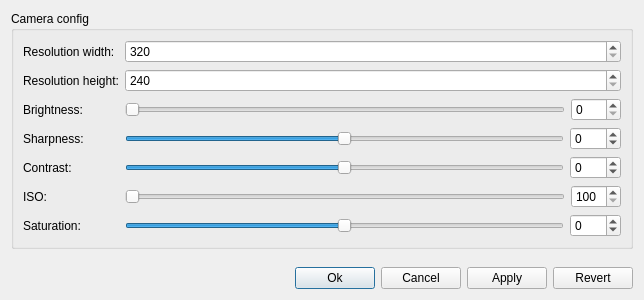
This is Source/Scanner3DClient/GUI/SettingsDialog/UI/SettingsDialog.ui in MaxGarden/Scanner3DClient as Qt 5 draws it before an edit. The edited form follows.
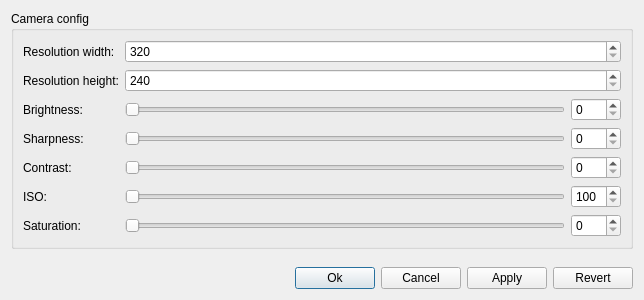
This is the edited form.

The edit to the form file:
```diff
--- a/Source/Scanner3DClient/GUI/SettingsDialog/UI/SettingsDialog.ui
+++ b/Source/Scanner3DClient/GUI/SettingsDialog/UI/SettingsDialog.ui
@@ -99,7 +99,7 @@
           <item>
            <widget class="QSlider" name="m_sharpnessSlider">
             <property name="minimum">
-             <number>-100</number>
+             <number>0</number>
             </property>
             <property name="maximum">
              <number>100</number>
@@ -118,7 +118,7 @@
              </size>
             </property>
             <property name="minimum">
-             <number>-100</number>
+             <number>0</number>
             </property>
             <property name="maximum">
              <number>100</number>
@@ -159,7 +159,7 @@
           <item>
            <widget class="QSlider" name="m_contrastSlider">
             <property name="minimum">
-             <number>-100</number>
+             <number>0</number>
             </property>
             <property name="maximum">
              <number>100</number>
@@ -178,7 +178,7 @@
              </size>
             </property>
             <property name="minimum">
-             <number>-100</number>
+             <number>0</number>
             </property>
             <property name="maximum">
              <number>100</number>
@@ -234,7 +234,7 @@
           <item>
            <widget class="QSlider" name="m_saturationSlider">
             <property name="minimum">
-             <number>-100</number>
+             <number>0</number>
             </property>
             <property name="maximum">
              <number>100</number>
@@ -253,7 +253,7 @@
              </size>
             </property>
             <property name="minimum">
-             <number>-100</number>
+             <number>0</number>
             </property>
             <property name="maximum">
              <number>100</number>
```
